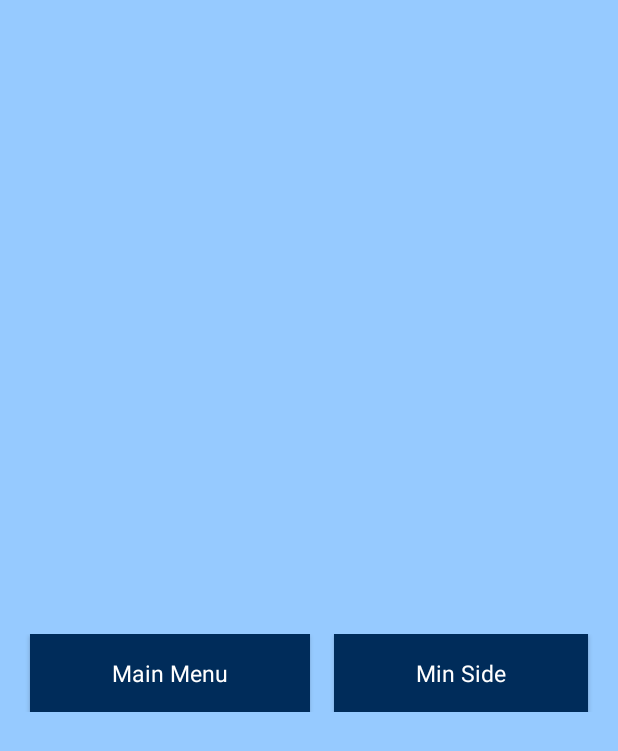
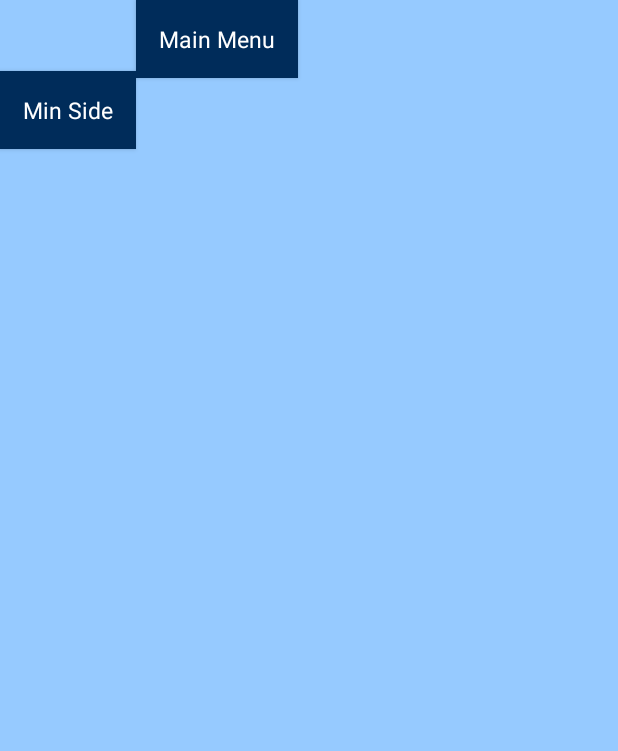
Before and after one commit to MagnusJensen95/Laesomondo, an Android app: the layout summarypopup.xml on its own in the app's theme, with its tools: preview values and no code run, on a phone screen of 412 x 824 dp. Shown: the top 751 px of the screen. Run offline under Robolectric (Android 15) with nearby library versions, the phone set to English and light mode, and no system bars.

```diff
--- a/app/src/main/java/com/example/magnus/laesomondo/fragments/SummaryPopUp.java
+++ b/app/src/main/java/com/example/magnus/laesomondo/fragments/SummaryPopUp.java
@@ -85,7 +85,9 @@ public class SummaryPopUp extends DialogFragment {
         int timeMinutes = (int) Math.floor((timeMillis/1000)/60);
         int timeSeconds = (int) Math.floor(timeMillis/1000)%60;
 
-        scoreView.setText(getString(R.string.summaryPopUpReadingTime, timeMinutes, timeSeconds));
+        scoreView.setText(getString(R.string.summaryPopUpReadingTime, timeMinutes, timeSeconds)+"\n"+"\n"+
+                "Lixtallet : " +LixCalculator.calcLix(textText)+"\n");
+
 
         DBHandler database = new DBHandler(getActivity());
         double[] d = StatisticsCalculator.calculateComparativeReadingTime(timeMillis/1000, wordsInText);
--- a/app/src/main/res/layout/summarypopup.xml
+++ b/app/src/main/res/layout/summarypopup.xml
@@ -12,38 +12,31 @@
         android:id="@+id/summaryPopUpScoreTBD"
         android:layout_centerVertical="true"
         android:layout_centerHorizontal="true" />
-
     <LinearLayout
-        android:orientation="horizontal"
         android:layout_width="match_parent"
+        android:layout_height="match_parent">
+    <Button
+        style="@style/defaultButton"
+        android:text="@string/summaryPopUpTBD"
+        android:id="@+id/summaryPopUpTBD"
+        android:layout_width="wrap_content"
         android:layout_height="wrap_content"
         android:layout_below="@+id/summaryPopUpScoreTBD"
-        android:layout_alignParentStart="true"
-        android:weightSum="1"
-        android:gravity="center">
+        android:layout_centerHorizontal="true"
+        android:layout_marginTop="47dp"
 
-        <Button
-            style="@style/defaultButton"
-            android:layout_width="wrap_content"
-            android:layout_height="wrap_content"
-            android:text="Main Menu"
-            android:id="@+id/TryAgainButtonText"
-            android:layout_below="@+id/summaryPopUpScoreTBD"
-            android:layout_alignParentStart="true"
-            android:layout_weight="0.4"
-            android:layout_marginRight="@dimen/activity_vertical_margin"
 
          />
 
     <Button
         style="@style/defaultButton"
+        android:text="Main Menu"
+        android:id="@+id/TryAgainButtonText"
         android:layout_width="wrap_content"
         android:layout_height="wrap_content"
-            android:text="@string/summaryPopUpTBD"
-            android:id="@+id/summaryPopUpTBD"
-            android:layout_weight="0.4"
-
-            />
+        android:layout_marginBottom="34dp"
+        android:layout_alignParentBottom="true"
+        android:layout_alignStart="@+id/summaryPopUpTBD" />
 </LinearLayout>
 
 </RelativeLayout>
```
Lines whose indentation alone changed are shown as unchanged.
